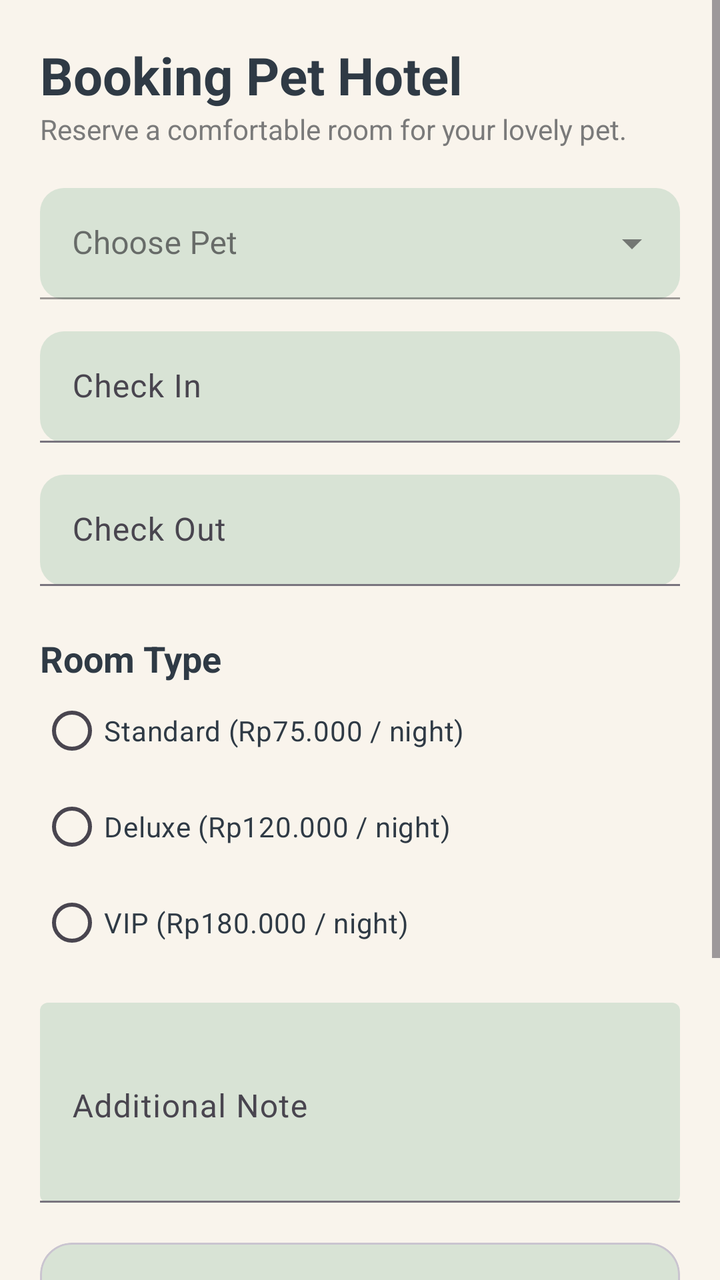
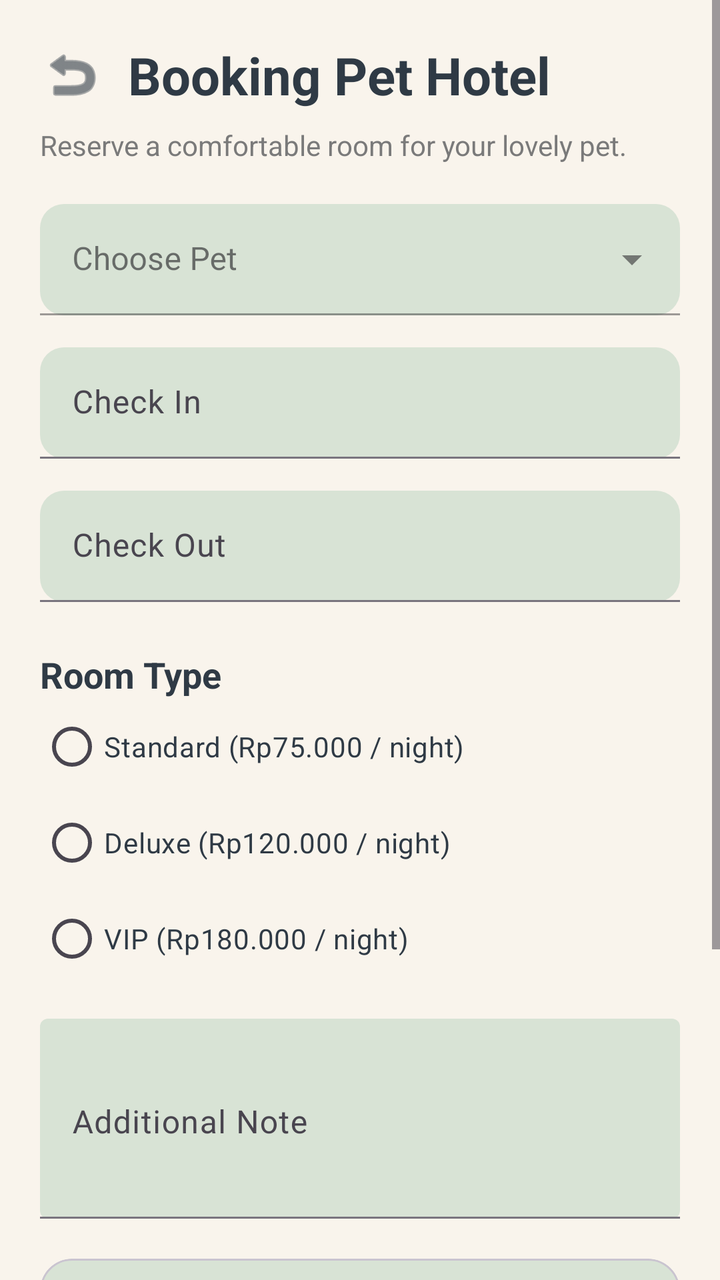

An Android layout rendered at two revisions. The XML below is the earlier revision; the diff shows what the commit changed to produce the second picture.
<!-- AndroidManifest.xml: application theme Theme.PetCareApp -->
<!-- res/layout/activity_booking_pet_hotel.xml -->
<?xml version="1.0" encoding="utf-8"?>
<ScrollView xmlns:android="http://schemas.android.com/apk/res/android"
    xmlns:app="http://schemas.android.com/apk/res-auto"
    android:layout_width="match_parent"
    android:layout_height="match_parent"
    android:background="@color/lightsand">

    <LinearLayout
        android:layout_width="match_parent"
        android:layout_height="wrap_content"
        android:orientation="vertical"
        android:padding="20dp">

        <TextView
            android:id="@+id/txtTitle"
            android:layout_width="wrap_content"
            android:layout_height="wrap_content"
            android:text="Booking Pet Hotel"
            android:textStyle="bold"
            android:textSize="26sp"
            android:textColor="@color/darkgray"/>

        <TextView
            android:layout_width="wrap_content"
            android:layout_height="wrap_content"
            android:text="Reserve a comfortable room for your lovely pet."
            android:textColor="@color/grey"
            android:textSize="14sp"
            android:layout_marginBottom="20dp"/>

        <com.google.android.material.textfield.TextInputLayout
            style="@style/Widget.MaterialComponents.TextInputLayout.FilledBox.ExposedDropdownMenu"
            android:layout_width="match_parent"
            android:layout_height="wrap_content"
            android:hint="Choose Pet"
            app:boxBackgroundMode="filled"
            app:boxBackgroundColor="@color/lightgreen"
            app:boxCornerRadiusTopStart="12dp"
            app:boxCornerRadiusTopEnd="12dp"
            app:boxCornerRadiusBottomStart="12dp"
            app:boxCornerRadiusBottomEnd="12dp">

            <AutoCompleteTextView
                android:id="@+id/autoPet"
                android:layout_width="match_parent"
                android:layout_height="wrap_content"
                android:inputType="none"/>

        </com.google.android.material.textfield.TextInputLayout>

        <com.google.android.material.textfield.TextInputLayout
            android:layout_width="match_parent"
            android:layout_height="wrap_content"
            android:layout_marginTop="16dp"
            android:hint="Check In"
            app:boxBackgroundMode="filled"
            app:boxBackgroundColor="@color/lightgreen"
            app:boxCornerRadiusTopStart="12dp"
            app:boxCornerRadiusTopEnd="12dp"
            app:boxCornerRadiusBottomStart="12dp"
            app:boxCornerRadiusBottomEnd="12dp">

            <com.google.android.material.textfield.TextInputEditText
                android:id="@+id/etCheckIn"
                android:layout_width="match_parent"
                android:layout_height="wrap_content"
                android:focusable="false"/>

        </com.google.android.material.textfield.TextInputLayout>

        <com.google.android.material.textfield.TextInputLayout
            android:layout_width="match_parent"
            android:layout_height="wrap_content"
            android:layout_marginTop="16dp"
            android:hint="Check Out"
            app:boxBackgroundMode="filled"
            app:boxBackgroundColor="@color/lightgreen"
            app:boxCornerRadiusTopStart="12dp"
            app:boxCornerRadiusTopEnd="12dp"
            app:boxCornerRadiusBottomStart="12dp"
            app:boxCornerRadiusBottomEnd="12dp">

            <com.google.android.material.textfield.TextInputEditText
                android:id="@+id/etCheckOut"
                android:layout_width="match_parent"
                android:layout_height="wrap_content"
                android:focusable="false"/>

        </com.google.android.material.textfield.TextInputLayout>

        <TextView
            android:layout_width="wrap_content"
            android:layout_height="wrap_content"
            android:text="Room Type"
            android:textStyle="bold"
            android:textColor="@color/darkgray"
            android:textSize="18sp"
            android:layout_marginTop="24dp"/>

        <RadioGroup
            android:id="@+id/rgRoomType"
            android:layout_width="match_parent"
            android:layout_height="wrap_content">

            <RadioButton
                android:id="@+id/rbStandard"
                android:layout_width="match_parent"
                android:layout_height="wrap_content"
                android:text="Standard (Rp75.000 / night)"
                android:textColor="@color/darkgray"/>

            <RadioButton
                android:id="@+id/rbDeluxe"
                android:layout_width="match_parent"
                android:layout_height="wrap_content"
                android:text="Deluxe (Rp120.000 / night)"
                android:textColor="@color/darkgray"/>

            <RadioButton
                android:id="@+id/rbVip"
                android:layout_width="match_parent"
                android:layout_height="wrap_content"
                android:text="VIP (Rp180.000 / night)"
                android:textColor="@color/darkgray"/>

        </RadioGroup>

        <com.google.android.material.textfield.TextInputLayout
            android:layout_width="match_parent"
            android:layout_height="wrap_content"
            android:layout_marginTop="16dp"
            android:hint="Additional Note"
            app:boxBackgroundMode="filled"
            app:boxBackgroundColor="@color/lightgreen">

            <com.google.android.material.textfield.TextInputEditText
                android:id="@+id/etNote"
                android:layout_width="match_parent"
                android:layout_height="100dp"
                android:gravity="top"
                android:inputType="textMultiLine"/>

        </com.google.android.material.textfield.TextInputLayout>

        <com.google.android.material.card.MaterialCardView
            android:layout_width="match_parent"
            android:layout_height="wrap_content"
            android:layout_marginTop="20dp"
            app:cardCornerRadius="16dp"
            app:cardBackgroundColor="@color/lightgreen">

            <LinearLayout
                android:layout_width="match_parent"
                android:layout_height="wrap_content"
                android:padding="16dp"
                android:orientation="vertical">

                <TextView
                    android:layout_width="wrap_content"
                    android:layout_height="wrap_content"
                    android:text="Booking Summary"
                    android:textStyle="bold"
                    android:textColor="@color/darkgray"
                    android:textSize="18sp"/>

                <TextView
                    android:id="@+id/tvTotalDays"
                    android:layout_width="wrap_content"
                    android:layout_height="wrap_content"
                    android:text="Length of Stay : 0 Night"
                    android:textColor="@color/darkgray"
                    android:layout_marginTop="8dp"/>

                <TextView
                    android:id="@+id/tvPrice"
                    android:layout_width="wrap_content"
                    android:layout_height="wrap_content"
                    android:text="Price / Night : Rp0"
                    android:textColor="@color/darkgray"/>

                <TextView
                    android:id="@+id/tvTotalPrice"
                    android:layout_width="wrap_content"
                    android:layout_height="wrap_content"
                    android:text="Total : Rp0"
                    android:textStyle="bold"
                    android:textColor="@color/sagegreen"
                    android:textSize="18sp"
                    android:layout_marginTop="8dp"/>

            </LinearLayout>

        </com.google.android.material.card.MaterialCardView>

        <com.google.android.material.button.MaterialButton
            android:id="@+id/btnBooking"
            android:layout_width="match_parent"
            android:layout_height="55dp"
            android:layout_marginTop="24dp"
            android:text="BOOKING NOW"
            android:textAllCaps="false"
            android:textStyle="bold"
            android:textColor="@color/white"
            android:textSize="16sp"
            android:backgroundTint="@color/sagegreen"/>

    </LinearLayout>

</ScrollView>
<!-- resources referenced by this layout -->
<resources>
  <color name="darkgray">#2F3A45</color>
  <color name="grey">#7A7A7A</color>
  <color name="lightgreen">#D8E3D5</color>
  <color name="lightsand">#F9F4EC</color>
  <color name="sagegreen">#9DAD94</color>
  <color name="white">#FFFFFFFF</color>
  <style name="Theme.PetCareApp" parent="Base.Theme.PetCareApp" />
  <style name="Base.Theme.PetCareApp" parent="Theme.Material3.DayNight.NoActionBar">
          
           <item name="colorPrimary">@color/sagegreen</item>
      </style>
</resources>

<!-- the commit's change to res/layout/activity_booking_pet_hotel.xml (unified diff, before → after) -->
@@ -11,14 +11,35 @@
         android:orientation="vertical"
         android:padding="20dp">
 
-        <TextView
-            android:id="@+id/txtTitle"
-            android:layout_width="wrap_content"
-            android:layout_height="wrap_content"
-            android:text="Booking Pet Hotel"
-            android:textStyle="bold"
-            android:textSize="26sp"
-            android:textColor="@color/darkgray"/>
+        <LinearLayout
+            android:layout_width="match_parent"
+            android:layout_height="wrap_content"
+            android:orientation="horizontal"
+            android:gravity="center_vertical"
+            android:layout_marginBottom="8dp">
+
+            <ImageView
+                android:id="@+id/btnBack"
+                android:layout_width="32dp"
+                android:layout_height="32dp"
+                android:src="@android:drawable/ic_menu_revert"
+                android:contentDescription="Kembali"
+                app:tint="@color/darkgray"
+                android:clickable="true"
+                android:focusable="true"
+                android:background="?attr/selectableItemBackgroundBorderless" />
+
+            <TextView
+                android:id="@+id/txtTitle"
+                android:layout_width="wrap_content"
+                android:layout_height="wrap_content"
+                android:text="Booking Pet Hotel"
+                android:textStyle="bold"
+                android:textSize="26sp"
+                android:textColor="@color/darkgray"
+                android:layout_marginStart="12dp"/>
+
+        </LinearLayout>
 
         <TextView
             android:layout_width="wrap_content"
